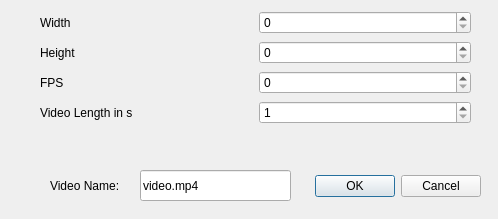
Above: ui/RenderVideoDialog.ui from ORB-HD/MeshUp before the change. Below: the same form after it.
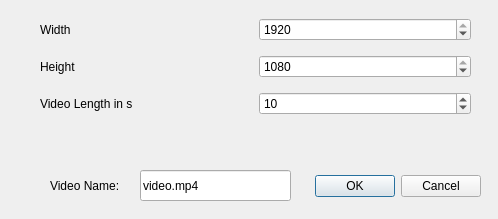
That is the form after the change.

Commit message:
video export now working
branch : camera

What changed in the file:
```diff
--- a/ui/RenderVideoDialog.ui
+++ b/ui/RenderVideoDialog.ui
@@ -39,13 +39,6 @@
     </rect>
    </property>
    <layout class="QGridLayout" name="gridLayout_4">
-    <item row="2" column="1">
-     <widget class="QSpinBox" name="FpsSpinBox">
-      <property name="maximum">
-       <number>60</number>
-      </property>
-     </widget>
-    </item>
     <item row="0" column="0">
      <widget class="QLabel" name="label_4">
       <property name="text">
@@ -68,12 +61,8 @@
       <property name="maximum">
        <number>1920</number>
       </property>
-     </widget>
-    </item>
-    <item row="2" column="0">
-     <widget class="QLabel" name="label_2">
-      <property name="text">
-       <string>FPS</string>
+      <property name="value">
+       <number>1920</number>
       </property>
      </widget>
     </item>
@@ -82,16 +71,19 @@
       <property name="maximum">
        <number>1080</number>
       </property>
+      <property name="value">
+       <number>1080</number>
+      </property>
      </widget>
     </item>
-    <item row="3" column="0">
+    <item row="2" column="0">
      <widget class="QLabel" name="label_3">
       <property name="text">
        <string>Video Length in s</string>
       </property>
      </widget>
     </item>
-    <item row="3" column="1">
+    <item row="2" column="1">
      <widget class="QSpinBox" name="TimeSpinBox">
       <property name="minimum">
        <number>1</number>
@@ -99,6 +91,9 @@
       <property name="maximum">
        <number>3600</number>
       </property>
+      <property name="value">
+       <number>10</number>
+      </property>
      </widget>
     </item>
    </layout>
```
The commit also changes 3 other files.
